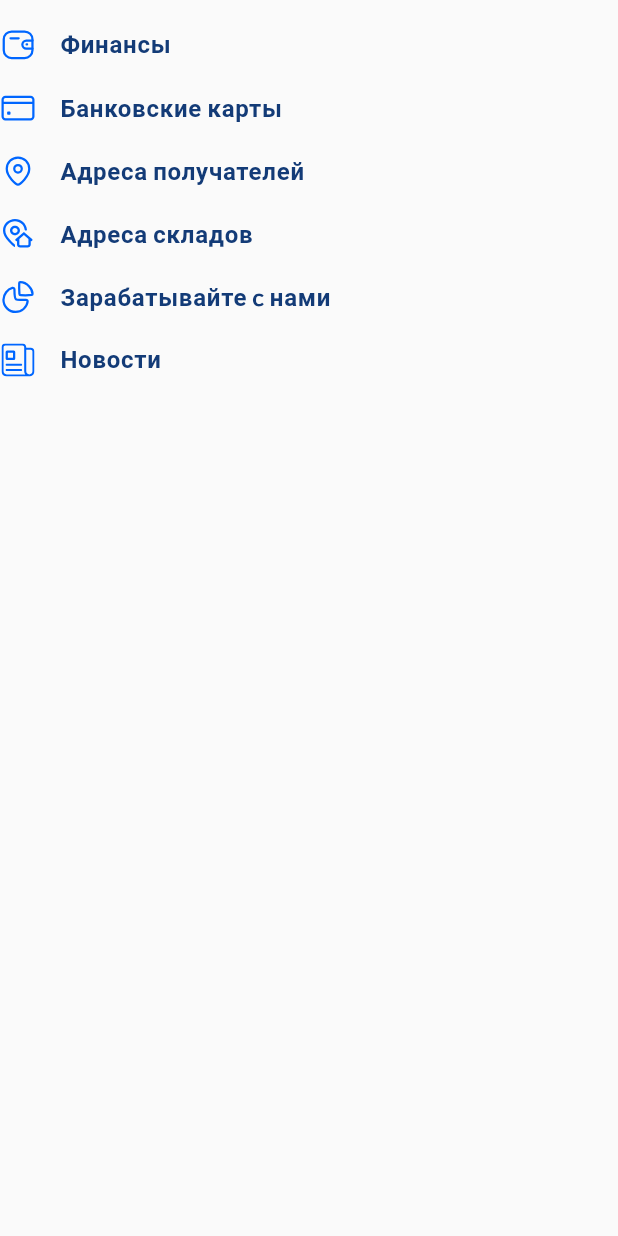
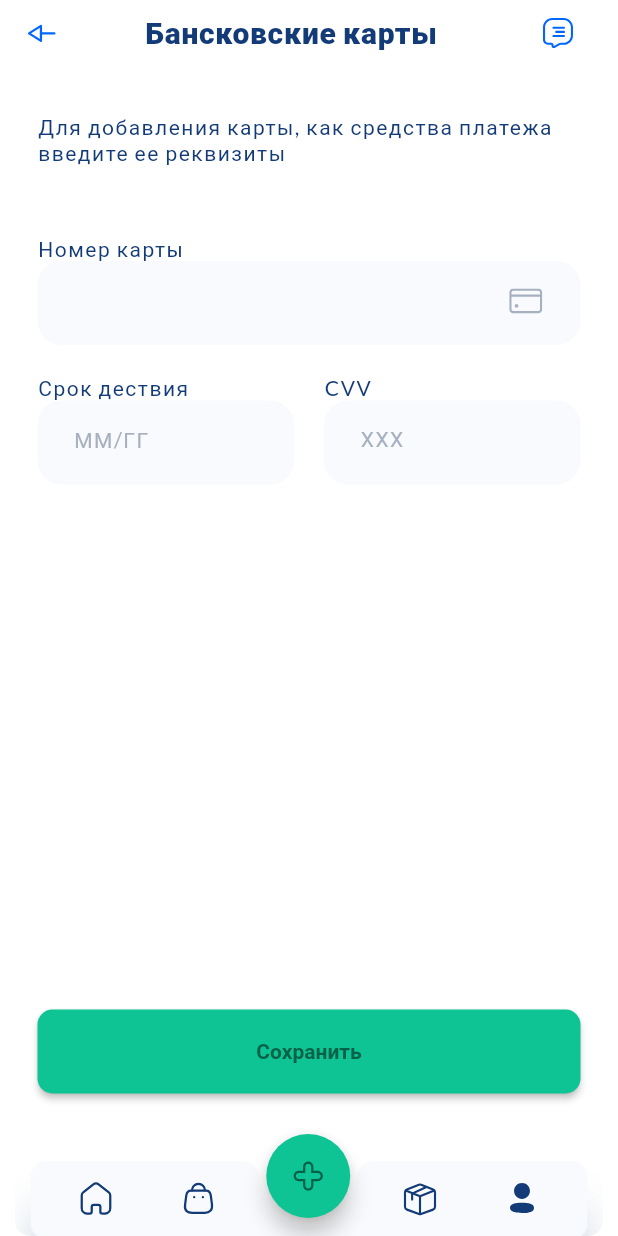
Before and after one commit to VLshevchuk/project_From-USA, a Flutter app: what functionTabs() shows on an empty page, opened directly, after a tap on "Банковские карты", on a phone screen of 412 x 824 dp. Run offline on Flutter 3.47's test engine with Material 2 defaults, Android fonts, the light colour scheme and no system bars; our stand-ins replace flutter_svg.

Commit message:
add bank cards screen

```diff
--- /dev/null
+++ b/lib/pages/profile/subscreens_profile/bank_cards_function/bank_cards.dart
@@ -0,0 +1,196 @@
+import 'package:flutter/material.dart';
+import 'package:flutter_svg/flutter_svg.dart';
+import 'package:from_usa/help_widgets/app_bar_general_widget/app_bar_global.dart';
+import 'package:from_usa/help_widgets/bottom_app_bar/bottom_app_bar_widget.dart';
+import 'package:from_usa/help_widgets/bottom_app_bar/customfloating_action_button_location.dart';
+import 'package:from_usa/help_widgets/text_field_widget.dart';
+import 'package:from_usa/pages/bag/store_catalog_main_screen.dart';
+import 'package:from_usa/pages/home/delivery_main_screen.dart';
+import 'package:from_usa/pages/profile/profile_main.dart';
+import 'package:from_usa/pages/path/to/globals.dart' as globals;
+import 'package:from_usa/pages/profile/subscreens_profile/bank_cards_function/select_card.dart';
+
+class BankCards extends StatelessWidget {
+  const BankCards({super.key});
+
+  @override
+  Widget build(BuildContext context) {
+    return Scaffold(
+      floatingActionButton: FloatingActionButton(
+        onPressed: () {},
+        backgroundColor: const Color.fromRGBO(15, 196, 148, 1.0),
+        child: SvgPicture.asset(
+          "assetsDelivery/assetsSvg/+.svg",
+        ),
+      ),
+      floatingActionButtonLocation: CustomFloatingActionButtonLocation(
+        bottom: 68,
+        left: 177.5,
+      ),
+      bottomNavigationBar: BottomAppBar(
+        clipBehavior: Clip.none,
+        elevation: 0,
+        child: BottomAppBarWidget(
+          imageFirst: 'assetsBag/assetsSvg/notActivehome.svg',
+          imageTwo: "assetsDelivery/assetsSvg/bag.svg",
+          imageThree: "assets_profile/assetsSvg/box_bottom.svg",
+          imageFor: "assets_profile/assetsSvg/profile_bottom.svg",
+          onPressedFirst: () {
+            Navigator.push(
+              context,
+              MaterialPageRoute(
+                builder: (context) => const DeliveryMainScreen(),
+              ),
+            );
+          },
+          onPressedTwo: () {
+            Navigator.push(
+              context,
+              MaterialPageRoute(
+                builder: (context) => const StoreCatalog(),
+              ),
+            );
+          },
+          onPressedThree: () {},
+          onPressedFor: () {},
+        ),
+      ),
+      backgroundColor: Colors.white,
+      appBar: AppBarGlobal(
+        backPage: () {
+          Navigator.push(
+            context,
+            MaterialPageRoute(
+              builder: (context) => const ProfileMain(),
+            ),
+          );
+        },
+        imageLeft: 'assetsDelivery/assetsSvg/left2.svg',
+        textWidget: Text(
+          'Бансковские карты',
+          style: globals.textStyleFW800WFFLatoFS20LS05,
+        ),
+        imageRight: 'assets_profile/assetsSvg/stroke7.svg',
+        svgButton: () {},
+      ),
+      body: Padding(
+        padding: const EdgeInsets.only(
+          left: 25.0,
+          right: 25.0,
+          top: 32.0,
+        ),
+        child: SingleChildScrollView(
+          child: Column(
+            children: [
+              Text(
+                "Для добавления карты, как средства платежа введите ее реквизиты",
+                style: globals.textStyleFW400WFFLatoFS14LS1,
+              ),
+              const SizedBox(
+                height: 47.0,
+              ),
+              Align(
+                alignment: Alignment.topLeft,
+                child: Text(
+                  'Номер карты',
+                  style: globals.textStyleFW400WFFLatoFS14LS1,
+                ),
+              ),
+              TextFieldWidget(
+                labelText: '',
+                suffixIcon: Padding(
+                  padding: const EdgeInsets.only(
+                    right: 25.0,
+                  ),
+                  child: SvgPicture.asset(
+                    "assets_profile/assetsSvg/card7.svg",
+                    fit: BoxFit.none,
+                  ),
+                ),
+              ),
+              globals.sizedBoxHeight20px,
+              Row(
+                mainAxisAlignment: MainAxisAlignment.spaceEvenly,
+                children: [
+                  Expanded(
+                    child: Column(
+                      children: [
+                        Align(
+                          alignment: Alignment.topLeft,
+                          child: Text(
+                            'Срок дествия',
+                            style: globals.textStyleFW400WFFLatoFS14LS1,
+                          ),
+                        ),
+                        const TextFieldWidget(
+                          labelText: 'ММ/ГГ',
+                        ),
+                      ],
+                    ),
+                  ),
+                  globals.sizedBoxWidth20px,
+                  Expanded(
+                    child: Column(
+                      children: [
+                        Align(
+                          alignment: Alignment.topLeft,
+                          child: Text(
+                            'CVV',
+                            style: globals.textStyleFW400WFFLatoFS14LS1,
+                          ),
+                        ),
+                        const TextFieldWidget(
+                          labelText: 'ХХХ',
+                        ),
+                      ],
+                    ),
+                  ),
+                ],
+              ),
+              const SizedBox(
+                height: 350,
+              ),
+              Center(
+                child: Expanded(
+                  child: ElevatedButton(
+                    style: ElevatedButton.styleFrom(
+                      minimumSize: const Size(
+                        double.infinity,
+                        56.0,
+                      ),
+                      shape: RoundedRectangleBorder(
+                        borderRadius: BorderRadius.circular(
+                          10.0,
+                        ),
+                      ),
+                      backgroundColor: const Color.fromRGBO(15, 196, 148, 1),
+                    ),
+                    onPressed: () {
+                      Navigator.push(
+                        context,
+                        MaterialPageRoute(
+                          builder: (context) => const SelectCard(),
+                        ),
+                      );
+                    },
+                    child: const Center(
+                      child: Text(
+                        'Сохранить',
+                        style: TextStyle(
+                          fontFamily: 'Lato',
+                          fontWeight: FontWeight.w700,
+                          fontSize: 14.0,
+                          color: Color.fromRGBO(5, 98, 73, 1.0),
+                        ),
+                      ),
+                    ),
+                  ),
+                ),
+              ),
+            ],
+          ),
+        ),
+      ),
+    );
+  }
+}
--- a/lib/pages/profile/subscreens_profile/correction_profile/correction_profile.dart
+++ b/lib/pages/profile/subscreens_profile/correction_function/correction_profile.dart
@@ -76,7 +76,11 @@ class _CorrectionProfileState extends State<CorrectionProfile> {
         svgButton: () {},
       ),
       body: Padding(
-        padding: const EdgeInsets.only(left: 25.0, right: 25.0, top: 18.0),
+        padding: const EdgeInsets.only(
+          left: 25.0,
+          right: 25.0,
+          top: 18.0,
+        ),
         child: SingleChildScrollView(
           child: Column(
             children: [
--- a/lib/pages/profile/widgets_profile/body.dart
+++ b/lib/pages/profile/widgets_profile/body.dart
@@ -1,7 +1,9 @@
 import 'package:flutter/material.dart';
 import 'package:flutter_svg/flutter_svg.dart';
 import 'package:from_usa/pages/path/to/globals.dart' as globals;
-import 'package:from_usa/pages/profile/subscreens_profile/correction_profile/correction_profile.dart';
+import 'package:from_usa/pages/profile/subscreens_profile/bank_cards_function/bank_cards.dart';
+import 'package:from_usa/pages/profile/subscreens_profile/correction_function/correction_profile.dart';
+import 'package:from_usa/pages/profile/subscreens_profile/finance_function/finance_profile.dart';
 
 class Body extends StatelessWidget {
   const Body({super.key});
@@ -19,7 +21,7 @@ class Body extends StatelessWidget {
         const SizedBox(
           height: 12.0,
         ),
-        functionTabs(),
+        functionTabs(context),
         const SizedBox(
           height: 68.0,
         ),
@@ -76,7 +78,7 @@ Widget profileContainer(BuildContext context) {
             Navigator.push(
               context,
               MaterialPageRoute(
-                builder: (context) =>const CorrectionProfile(),
+                builder: (context) => const CorrectionProfile(),
               ),
             );
           },
@@ -295,18 +297,32 @@ Widget orderLater() {
   );
 }
 
-Widget functionTabs() {
+Widget functionTabs(BuildContext context) {
   return Column(
     children: [
       rowTabs(
         "assets_profile/assetsSvg/wallet7.svg",
         "Финансы",
-        () {},
+        () {
+          Navigator.push(
+            context,
+            MaterialPageRoute(
+              builder: (context) =>const FinanceProfile(),
+            ),
+          );
+        },
       ),
       rowTabs(
         "assets_profile/assetsSvg/credit-card7.svg",
         "Банковские карты",
-        () {},
+        () {
+          Navigator.push(
+            context,
+            MaterialPageRoute(
+              builder: (context) =>const BankCards(),
+            ),
+          );
+        },
       ),
       rowTabs(
         "assets_profile/assetsSvg/location7.svg",
```
Also changed, not shown: lib/pages/profile/subscreens_profile/bank_cards_function/select_card.dart (added, +92 -0 lines), lib/pages/profile/subscreens_profile/finance_function/finance_profile.dart (added, +321 -0 lines), pubspec.yaml (+18 -0 lines), assets_profile/assetsSvg/calendar7.svg (added), assets_profile/assetsSvg/card7.svg (added), assets_profile/assetsSvg/checkbox7.svg (added), assets_profile/assetsSvg/gray7.svg (added), assets_profile/assetsSvg/id7.svg (added), assets_profile/assetsSvg/money-bag7.svg (added), assets_profile/assetsSvg/qustion7.svg (added), assets_profile/assetsSvg/radioBlue7.svg (added), assets_profile/assetsSvg/upload7.svg (added).
